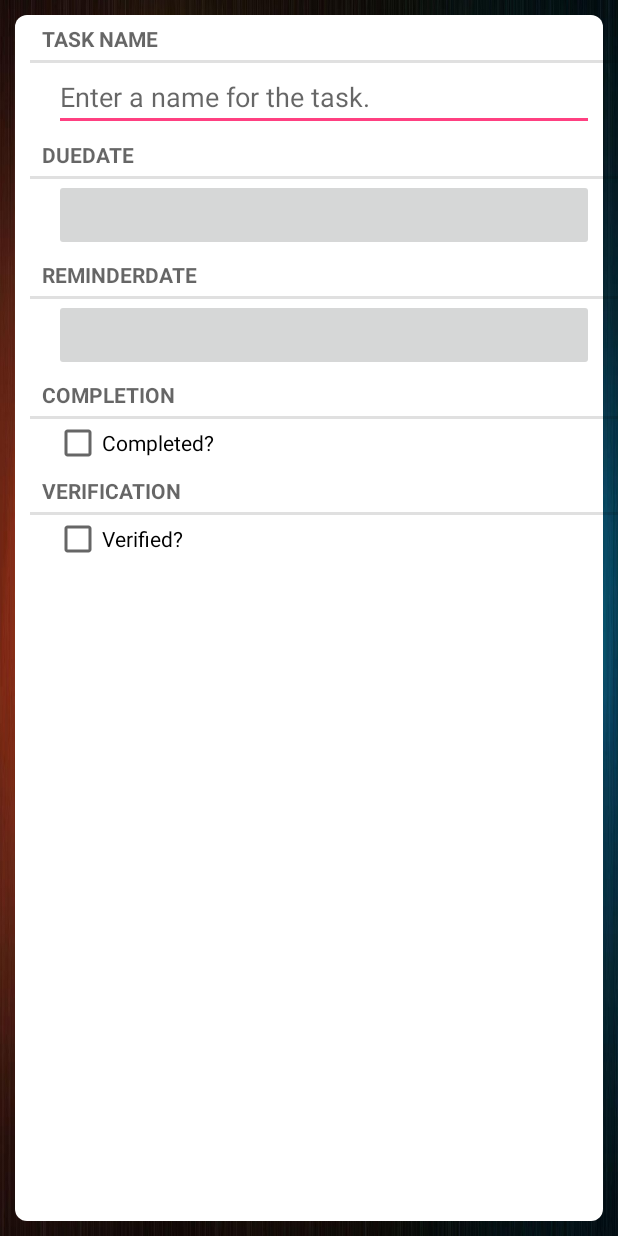
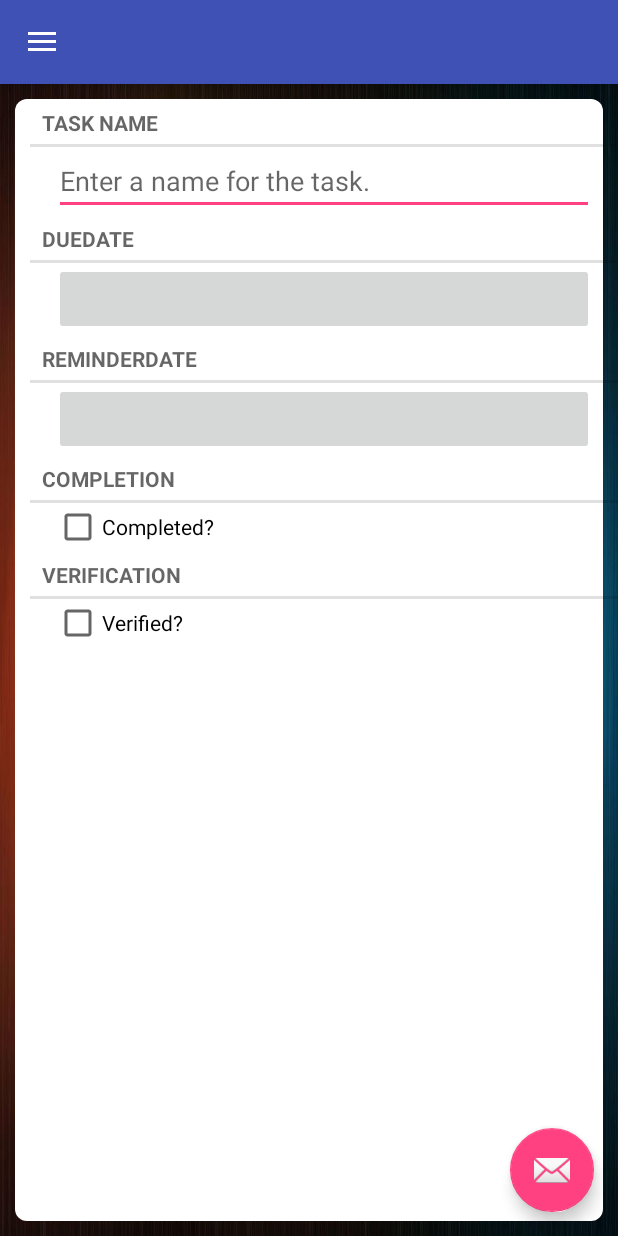
Before and after one commit to hristobakalov/P2-project-AAU, an Android app: the TaskActivity screen opened directly, with no data from a screen before it, on a phone screen of 412 x 824 dp. Run offline under Robolectric (Android 15) with nearby library versions, the phone set to English and light mode, and no system bars; 5 statements that could not run were skipped.

Commit message:
I Added Navigation
I implemented the Navigation Drawer.

```diff
--- a/Done/app/src/main/java/com/bignerdranch/android/done/SingleFragmentActivity.java
+++ b/Done/app/src/main/java/com/bignerdranch/android/done/SingleFragmentActivity.java
@@ -1,21 +1,31 @@
 package com.bignerdranch.android.done;
 
 import android.os.Bundle;
+import android.support.design.widget.FloatingActionButton;
+import android.support.design.widget.NavigationView;
+import android.support.design.widget.Snackbar;
 import android.support.v4.app.Fragment;                         // from support library
 import android.support.v4.app.FragmentActivity;                 // from support library
 import android.support.v4.app.FragmentManager;                  // from support library
+import android.support.v4.view.GravityCompat;
+import android.support.v4.widget.DrawerLayout;
+import android.support.v7.app.ActionBarDrawerToggle;
+import android.support.v7.widget.Toolbar;
+import android.view.Menu;
+import android.view.MenuItem;
+import android.view.View;
 
 /**
  * Created by michalisgratsias on 03/04/16.
  */
-public abstract class SingleFragmentActivity extends FragmentActivity {
+public abstract class SingleFragmentActivity extends FragmentActivity implements NavigationView.OnNavigationItemSelectedListener {
 
     protected abstract Fragment createFragment();               // abstract method not implemented here
 
     @Override
     public void onCreate(Bundle savedInstanceState) {
         super.onCreate(savedInstanceState);
-        setContentView(R.layout.content_container);             // view inflated from xml layout
+        setContentView(R.layout.navigation_layout);             // view inflated from xml layout
         FragmentManager fm = getSupportFragmentManager();       // FM responsible for managing Fragments and adding their Views
         Fragment fragment = fm.findFragmentById(R.id.fragment_container);   // using Support Library - give frmt to mgr.
         if (fragment == null) {                                 // Because maybe this ID is saved on rotation by fr.mgr, and is not null
@@ -23,7 +33,83 @@ public abstract class SingleFragmentActivity extends FragmentActivity {
             fm.beginTransaction()                               // create a new Fragment Object hosted by the Activity
                     .add(R.id.fragment_container, fragment)     // include an ADD operation on it (identified by resource ID of container view)
                     .commit(); }                                // and commit the fragment transaction to the list of the mgr
+
+        Toolbar toolbar = (Toolbar) findViewById(R.id.toolbar);
+        //setSupportActionBar(toolbar);
+
+        FloatingActionButton fab = (FloatingActionButton) findViewById(R.id.fab);
+        fab.setOnClickListener(new View.OnClickListener() {
+            @Override
+            public void onClick(View view) {
+                Snackbar.make(view, "Replace with your own action", Snackbar.LENGTH_LONG)
+                        .setAction("Action", null).show();
+            }
+        });
+
+        DrawerLayout drawer = (DrawerLayout) findViewById(R.id.drawer_layout);
+        ActionBarDrawerToggle toggle = new ActionBarDrawerToggle(
+                this, drawer, toolbar, R.string.navigation_drawer_open, R.string.navigation_drawer_close);
+        drawer.setDrawerListener(toggle);
+        toggle.syncState();
+
+        NavigationView navigationView = (NavigationView) findViewById(R.id.nav_view);
+        navigationView.setNavigationItemSelectedListener(this);
     }
 
+    @Override
+    public void onBackPressed() {
+        DrawerLayout drawer = (DrawerLayout) findViewById(R.id.drawer_layout);
+        if (drawer.isDrawerOpen(GravityCompat.START)) {
+            drawer.closeDrawer(GravityCompat.START);
+        } else {
+            super.onBackPressed();
+        }
+    }
 
+    @Override
+    public boolean onCreateOptionsMenu(Menu menu) {
+        // Inflate the main; this adds items to the action bar if it is present.
+        getMenuInflater().inflate(R.menu.main, menu);
+        return true;
+    }
+
+    @Override
+    public boolean onOptionsItemSelected(MenuItem item) {
+        // Handle action bar item clicks here. The action bar will
+        // automatically handle clicks on the Home/Up button, so long
+        // as you specify a parent activity in AndroidManifest.xml.
+        int id = item.getItemId();
+
+        //noinspection SimplifiableIfStatement
+        if (id == R.id.action_settings) {
+            return true;
+        }
+
+        return super.onOptionsItemSelected(item);
+    }
+
+    @SuppressWarnings("StatementWithEmptyBody")
+    @Override
+    public boolean onNavigationItemSelected(MenuItem item) {
+        // Handle navigation view item clicks here.
+        int id = item.getItemId();
+
+        if (id == R.id.nav_my_lists) {
+            // Get back to the original Lists page
+        } else if (id == R.id.nav_incomplete_tasks) {
+            // Show all incomplete tasks sorted by list name
+        } else if (id == R.id.nav_unverified_tasks) {
+            // Show any tasks the user assigned but not yet verified as done
+        } else if (id == R.id.nav_completed_tasks) {
+            // Show all completed tasks
+        } else if (id == R.id.nav_profile) {
+            // Handle changes on the profile
+        } else if (id == R.id.nav_notifications) {
+            // Handle notifications
+        }
+
+        DrawerLayout drawer = (DrawerLayout) findViewById(R.id.drawer_layout);
+        drawer.closeDrawer(GravityCompat.START);
+        return true;
+    }
 }
--- a/Done/app/src/main/java/com/bignerdranch/android/done/User.java
+++ b/Done/app/src/main/java/com/bignerdranch/android/done/User.java
@@ -2,6 +2,7 @@ package com.bignerdranch.android.done;
 
 import android.content.Context;
 import android.media.Image;
+import android.support.design.widget.NavigationView;
 
 import java.util.ArrayList;
 import java.util.UUID;
--- a/Done/app/src/main/java/com/bignerdranch/android/done/UserActivity.java
+++ b/Done/app/src/main/java/com/bignerdranch/android/done/UserActivity.java
@@ -2,10 +2,11 @@ package com.bignerdranch.android.done;
 
 import android.support.v4.app.Fragment;                     // from support library
 
+
 /**
  * Created by michalisgratsias on 03/04/16.
  */
-public class UserActivity extends SingleFragmentActivity{
+public class UserActivity extends SingleFragmentActivity {
 
     @Override
     protected Fragment createFragment() {
--- a/Done/app/src/main/res/layout/activity_view_list.xml
+++ b/Done/app/src/main/res/layout/activity_layout.xml
@@ -6,7 +6,7 @@
     android:layout_width="match_parent"
     android:layout_height="match_parent"
     android:fitsSystemWindows="true"
-    tools:context=".TaskActivity"
+    tools:context=".UserActivity"
     >
 
     <android.support.design.widget.AppBarLayout
--- a/Done/app/src/main/res/layout/content_container.xml
+++ b/Done/app/src/main/res/layout/content_container.xml
@@ -8,7 +8,7 @@
     android:layout_height="match_parent"
     app:layout_behavior="@string/appbar_scrolling_view_behavior"
     tools:context=".TaskActivity"
-    tools:showIn="@layout/activity_view_list"
+    tools:showIn="@layout/activity_layout"
 
     android:background="@drawable/background"
     >
--- /dev/null
+++ b/Done/app/src/main/res/layout/navigation_layout.xml
@@ -0,0 +1,26 @@
+<?xml version="1.0" encoding="utf-8"?>
+<android.support.v4.widget.DrawerLayout
+    android:id="@+id/drawer_layout"
+    xmlns:android="http://schemas.android.com/apk/res/android"
+    xmlns:app="http://schemas.android.com/apk/res-auto"
+    xmlns:tools="http://schemas.android.com/tools"
+    android:layout_width="match_parent"
+    android:layout_height="match_parent"
+    android:fitsSystemWindows="true"
+    tools:openDrawer="start">
+
+    <include
+        layout="@layout/activity_layout"
+        android:layout_width="match_parent"
+        android:layout_height="match_parent"/>
+
+    <android.support.design.widget.NavigationView
+        android:id="@+id/nav_view"
+        android:layout_width="wrap_content"
+        android:layout_height="match_parent"
+        android:layout_gravity="start"
+        android:fitsSystemWindows="true"
+        app:headerLayout="@layout/nav_header_main"
+        app:menu="@menu/activity_main_drawer"/>
+
+</android.support.v4.widget.DrawerLayout>
--- /dev/null
+++ b/Done/app/src/main/res/menu/activity_main_drawer.xml
@@ -0,0 +1,36 @@
+<?xml version="1.0" encoding="utf-8"?>
+<menu xmlns:android="http://schemas.android.com/apk/res/android">
+
+    <group android:checkableBehavior="single">
+        <item
+            android:id="@+id/nav_my_lists"
+
+            android:title="My Lists"/>
+        <item
+            android:id="@+id/nav_incomplete_tasks"
+
+            android:title="Incomplete Tasks"/>
+        <item
+            android:id="@+id/nav_unverified_tasks"
+
+            android:title="Unverified Tasks"/>
+        <item
+            android:id="@+id/nav_completed_tasks"
+
+            android:title="Completed Tasks"/>
+    </group>
+
+    <item android:title="Settings">
+        <menu>
+            <item
+                android:id="@+id/nav_profile"
+
+                android:title="Profile"/>
+            <item
+                android:id="@+id/nav_notifications"
+
+                android:title="Notifications"/>
+        </menu>
+    </item>
+
+</menu>
--- a/Done/app/src/main/res/menu/menu_view_list.xml
+++ b/Done/app/src/main/res/menu/main.xml
@@ -1,7 +1,6 @@
+<?xml version="1.0" encoding="utf-8"?>
 <menu xmlns:android="http://schemas.android.com/apk/res/android"
-      xmlns:app="http://schemas.android.com/apk/res-auto"
-      xmlns:tools="http://schemas.android.com/tools"
-      tools:context=".TaskActivity">
+      xmlns:app="http://schemas.android.com/apk/res-auto">
     <item
         android:id="@+id/action_settings"
         android:orderInCategory="100"
--- a/Done/app/src/main/res/values/dimens.xml
+++ b/Done/app/src/main/res/values/dimens.xml
@@ -1,4 +1,7 @@
 <resources>
+    <!-- Default screen margins, per the Android Design guidelines. -->
+    <dimen name="nav_header_vertical_spacing">16dp</dimen>
+    <dimen name="nav_header_height">160dp</dimen>
     <!-- Default screen margins, per the Android Design guidelines. -->
     <dimen name="activity_horizontal_margin">16dp</dimen>
     <dimen name="activity_vertical_margin">16dp</dimen>
--- a/Done/app/src/main/res/values/strings.xml
+++ b/Done/app/src/main/res/values/strings.xml
@@ -9,5 +9,7 @@
     <string name="task_verified_label">Verified?</string>
     <string name="completed_label">Completion</string>
     <string name="verified_label">Verification</string>
+    <string name="navigation_drawer_open">Open navigation drawer</string>
+    <string name="navigation_drawer_close">Close navigation drawer</string>
 
 </resources>
```
Also changed, not shown: Done/app/src/main/java/com/bignerdranch/android/done/TaskActivity.java (+0 -21 lines), Done/app/src/main/res/drawable/side_nav_bar.xml (added, +9 -0 lines), Done/app/src/main/res/layout/nav_header_main.xml (added, +34 -0 lines).
